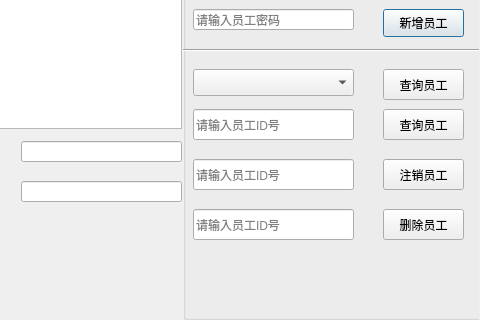
First picture: the form in QT_QQ/QtQQ_Server/QtQQ_Server/QtQQ_Server.ui, repository YangGuiTong/QtQQ, before the edit; both pictures show x 519 to 999 and y 372 to 692 of the 999 by 692 pixel window.
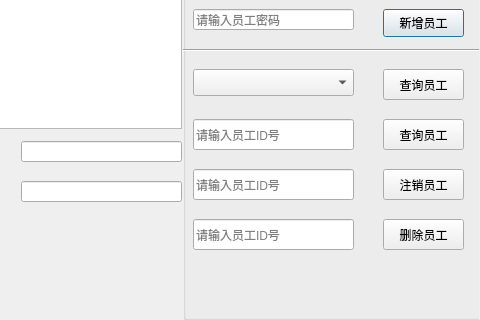
Second picture: the form after the edit.

```diff
--- a/QT_QQ/QtQQ_Server/QtQQ_Server/QtQQ_Server.ui
+++ b/QT_QQ/QtQQ_Server/QtQQ_Server/QtQQ_Server.ui
@@ -262,7 +262,7 @@
      <property name="geometry">
       <rect>
        <x>200</x>
-       <y>270</y>
+       <y>280</y>
        <width>81</width>
        <height>31</height>
       </rect>
@@ -275,7 +275,7 @@
      <property name="geometry">
       <rect>
        <x>10</x>
-       <y>270</y>
+       <y>280</y>
        <width>161</width>
        <height>31</height>
       </rect>
@@ -288,7 +288,7 @@
      <property name="geometry">
       <rect>
        <x>200</x>
-       <y>320</y>
+       <y>330</y>
        <width>81</width>
        <height>31</height>
       </rect>
@@ -301,7 +301,7 @@
      <property name="geometry">
       <rect>
        <x>10</x>
-       <y>320</y>
+       <y>330</y>
        <width>161</width>
        <height>31</height>
       </rect>
@@ -327,7 +327,7 @@
      <property name="geometry">
       <rect>
        <x>200</x>
-       <y>370</y>
+       <y>380</y>
        <width>81</width>
        <height>31</height>
       </rect>
@@ -340,7 +340,7 @@
      <property name="geometry">
       <rect>
        <x>10</x>
-       <y>370</y>
+       <y>380</y>
        <width>161</width>
        <height>31</height>
       </rect>
```
